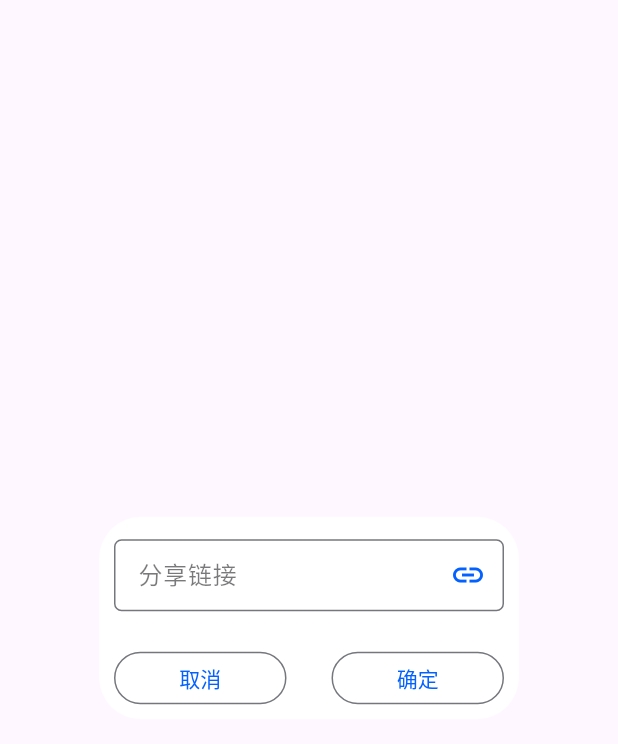
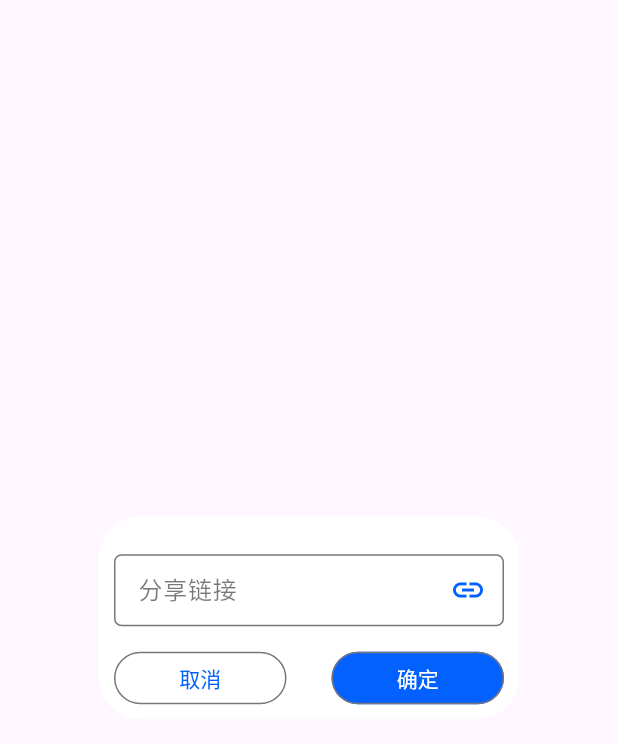
Before and after one commit to zcy626727/file_client, a Flutter app: the InputAlertDialog widget shown alone on an empty page, opened directly, on a phone screen of 412 x 824 dp. Shown: the top 744 px of the screen. Run offline on Flutter 3.47's test engine with Material 3 defaults, Android fonts, the light colour scheme and no system bars; our stand-ins replace dio, easy_refresh, file_picker, photo_view, sqflite, sqflite_common_ffi; missing offline and left inert: media_kit, media_kit_video; accounts and stored records are empty; generated files the repository leaves out were written again; network calls fail.

```diff
--- a/lib/service/file/user_file_service.dart
+++ b/lib/service/file/user_file_service.dart
@@ -3,6 +3,7 @@ import 'package:file_client/config/net_config.dart';
 import '../../api/client/file/user_file_api.dart';
 import '../../model/common/common_resource.dart';
 import '../../model/file/user_file.dart';
+import '../../model/file/user_folder.dart';
 
 class UserFileService {
   static Future<UserFile> createFile({
@@ -14,7 +15,7 @@ class UserFileService {
     return userFile;
   }
 
-  static Future<UserFile> createFolder({
+  static Future<UserFolder> createFolder({
     required String folderName,
     required int parentId,
   }) async {
@@ -65,6 +66,14 @@ class UserFileService {
     return await UserFileApi.getNormalFileList(parentId: parentId, pageIndex: pageIndex, pageSize: pageSize);
   }
 
+  static Future<List<CommonResource>> getFolderList({
+    required int parentId,
+    int pageIndex = 0,
+    int pageSize = NetConfig.commonPageSize,
+  }) async {
+    return await UserFileApi.getFolderList(parentId: parentId, pageIndex: pageIndex, pageSize: pageSize);
+  }
+
   static Future<String> getDownloadUrl(int userFileId) async {
     return await UserFileApi.getDownloadUrl(userFileId);
   }
--- a/lib/view/widget/input_alert_dialog.dart
+++ b/lib/view/widget/input_alert_dialog.dart
@@ -1,7 +1,6 @@
 import 'package:flutter/material.dart';
 
 import 'common_action_two_button.dart';
-
 
 class InputAlertDialog extends StatelessWidget {
   const InputAlertDialog({
@@ -32,7 +31,7 @@ class InputAlertDialog extends StatelessWidget {
       contentPadding: const EdgeInsets.only(
         left: 10.0,
         right: 10.0,
-        top: 15.0,
+        top: 25.0,
       ),
       content: SizedBox(
         height: 65,
@@ -48,8 +47,7 @@ class InputAlertDialog extends StatelessWidget {
           decoration: InputDecoration(
             isCollapsed: true,
             //防止文本溢出时被白边覆盖
-            contentPadding: const EdgeInsets.only(
-                left: 12.0, right: 2, bottom: -3, top: 10),
+            contentPadding: const EdgeInsets.only(left: 12.0, right: 2, bottom: -3, top: 10),
             border: OutlineInputBorder(
               //添加边框
               borderRadius: BorderRadius.circular(5.0),
@@ -57,8 +55,7 @@ class InputAlertDialog extends StatelessWidget {
             label: Text(
               title,
               style: TextStyle(
-                color:
-                    Theme.of(context).colorScheme.onBackground.withAlpha(150),
+                color: Theme.of(context).colorScheme.onBackground.withAlpha(150),
               ),
               strutStyle: const StrutStyle(fontSize: 16),
             ),
@@ -71,14 +68,15 @@ class InputAlertDialog extends StatelessWidget {
           keyboardType: TextInputType.text,
         ),
       ),
-      actionsPadding:
-          const EdgeInsets.symmetric(horizontal: 10.0, vertical: 10.0),
+      actionsPadding: const EdgeInsets.only(left: 10.0, right: 10.0, bottom: 10),
       actions: <Widget>[
         CommonActionTwoButton(
           height: 35,
           onLeftTap: () {
             onCancel();
           },
+          rightTextColor: colorScheme.onPrimary,
+          backgroundRightColor: colorScheme.primary,
           onRightTap: () {
             onConfirm(controller.value.text);
           },
```
Also changed, not shown: lib/api/client/file/user_file_api.dart (+25 -3 lines), lib/view/component/file/select_folder_dialog.dart (+10 -2 lines), lib/view/page/file/workspace_page.dart (+5 -4 lines).
